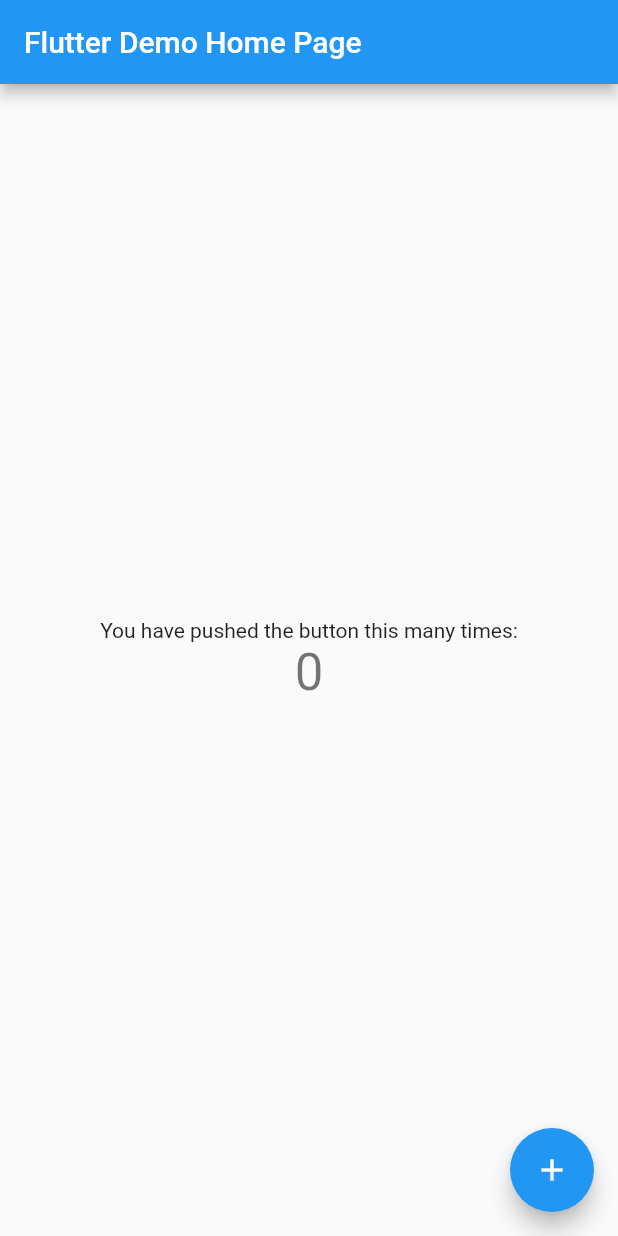
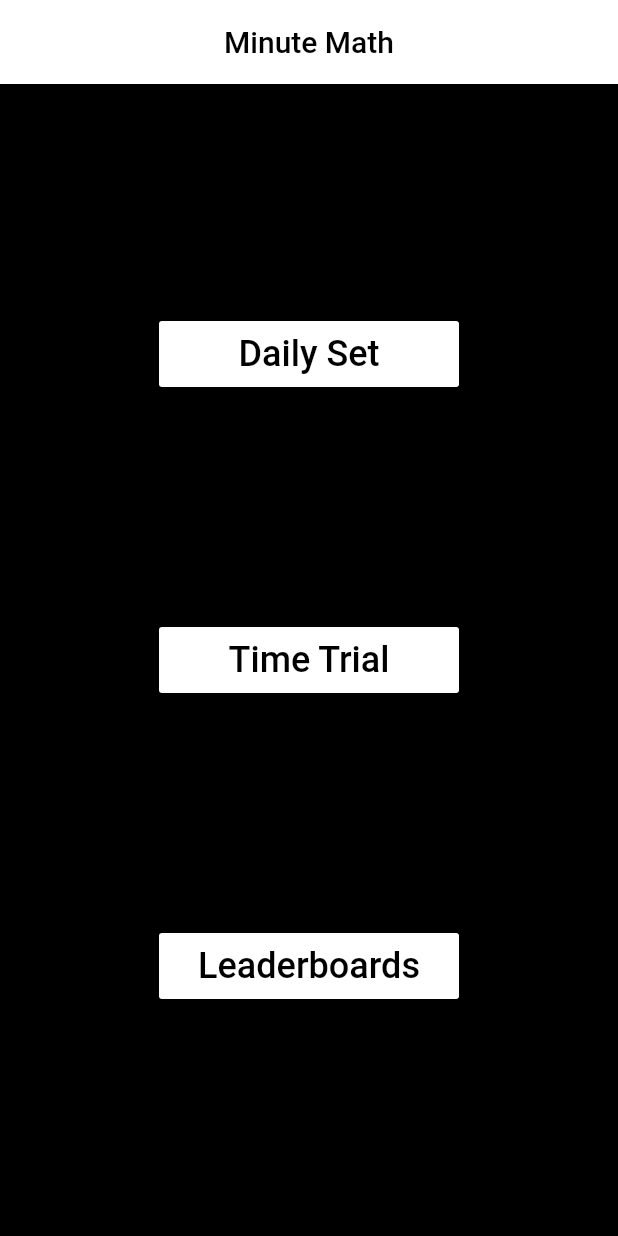
Before and after one commit to amankaiyum/minute_math, a Flutter app: the screen it shows after launch, on a phone screen of 412 x 824 dp. Run offline on Flutter 3.47's test engine with Material 2 defaults, Android fonts, the phone set to English and light mode, and no system bars.

Commit message:
Create home page layout

```diff
--- a/lib/main.dart
+++ b/lib/main.dart
@@ -1,3 +1,5 @@
+// ignore_for_file: prefer_const_constructors
+
 import 'package:flutter/material.dart';
 
 void main() {
@@ -24,7 +26,7 @@
         // is not restarted.
         primarySwatch: Colors.blue,
       ),
-      home: const MyHomePage(title: 'Flutter Demo Home Page'),
+      home: const MyHomePage(title: 'Minute Math'),
     );
   }
 }
@@ -48,18 +50,7 @@
 }
 
 class _MyHomePageState extends State<MyHomePage> {
-  int _counter = 0;
-
-  void _incrementCounter() {
-    setState(() {
-      // This call to setState tells the Flutter framework that something has
-      // changed in this State, which causes it to rerun the build method below
-      // so that the display can reflect the updated values. If we changed
-      // _counter without calling setState(), then the build method would not be
-      // called again, and so nothing would appear to happen.
-      _counter++;
-    });
-  }
+  //functions
 
   @override
   Widget build(BuildContext context) {
@@ -74,8 +65,13 @@
           // Here we take the value from the MyHomePage object that was created by
           // the App.build method, and use it to set our appbar title.
           title: Text(widget.title),
+          centerTitle: true,
+          backgroundColor: Colors.white,
+          foregroundColor: Colors.black,
         ),
-      body: Center(
+        body: Container(
+          color: Colors.black,
+          child: Center(
             // Center is a layout widget. It takes a single child and positions it
             // in the middle of the parent.
             child: Column(
@@ -93,23 +89,61 @@
               // center the children vertically; the main axis here is the vertical
               // axis because Columns are vertical (the cross axis would be
               // horizontal).
-          mainAxisAlignment: MainAxisAlignment.center,
+              mainAxisAlignment: MainAxisAlignment.spaceEvenly,
+
               children: <Widget>[
-            const Text(
-              'You have pushed the button this many times:',
+                FlatButton(
+                  onPressed: () {},
+                  minWidth: 200,
+                  padding: EdgeInsets.only(
+                    bottom: 8,
+                    top: 8,
                   ),
-            Text(
-              '$_counter',
-              style: Theme.of(context).textTheme.headline4,
+                  color: Colors.white,
+                  child: Text(
+                    'Daily Set',
+                    style: TextStyle(
+                      color: Colors.black,
+                      fontSize: 24,
+                    ),
+                  ),
+                ),
+                FlatButton(
+                  onPressed: () {},
+                  minWidth: 200,
+                  padding: EdgeInsets.only(
+                    bottom: 8,
+                    top: 8,
+                  ),
+                  color: Colors.white,
+                  child: Text(
+                    'Time Trial',
+                    style: TextStyle(
+                      color: Colors.black,
+                      fontSize: 24,
+                    ),
+                  ),
+                ),
+                FlatButton(
+                  onPressed: () {},
+                  minWidth: 200,
+                  padding: EdgeInsets.only(
+                    bottom: 8,
+                    top: 8,
+                  ),
+                  color: Colors.white,
+                  child: Text(
+                    'Leaderboards',
+                    style: TextStyle(
+                      color: Colors.black,
+                      fontSize: 24,
+                    ),
+                  ),
                 ),
               ],
             ),
           ),
-      floatingActionButton: FloatingActionButton(
-        onPressed: _incrementCounter,
-        tooltip: 'Increment',
-        child: const Icon(Icons.add),
-      ), // This trailing comma makes auto-formatting nicer for build methods.
-    );
+          // This trailing comma makes auto-formatting nicer for build methods.
+        ));
   }
 }
```
Lines whose indentation alone changed are shown as unchanged.
